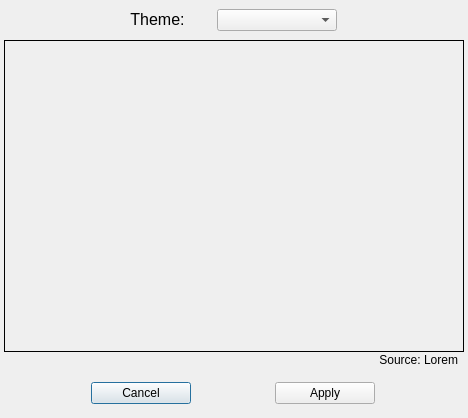
allanvobraun/SnesGameManager, file config/ui/themeConfig_dialog.ui: the form before one commit.
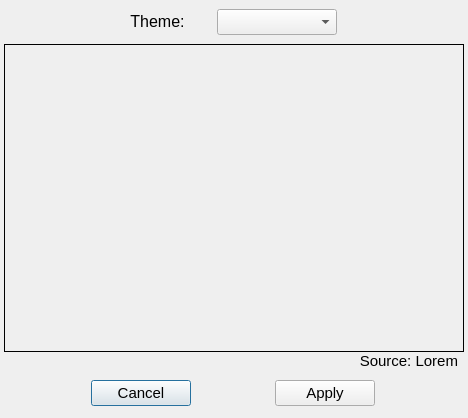
The form after the commit.

```diff
--- a/config/ui/themeConfig_dialog.ui
+++ b/config/ui/themeConfig_dialog.ui
@@ -28,6 +28,12 @@
     <height>1000</height>
    </size>
   </property>
+  <property name="font">
+   <font>
+    <family>Arial</family>
+    <pointsize>11</pointsize>
+   </font>
+  </property>
   <property name="windowTitle">
    <string>Theme configuration</string>
   </property>
```
